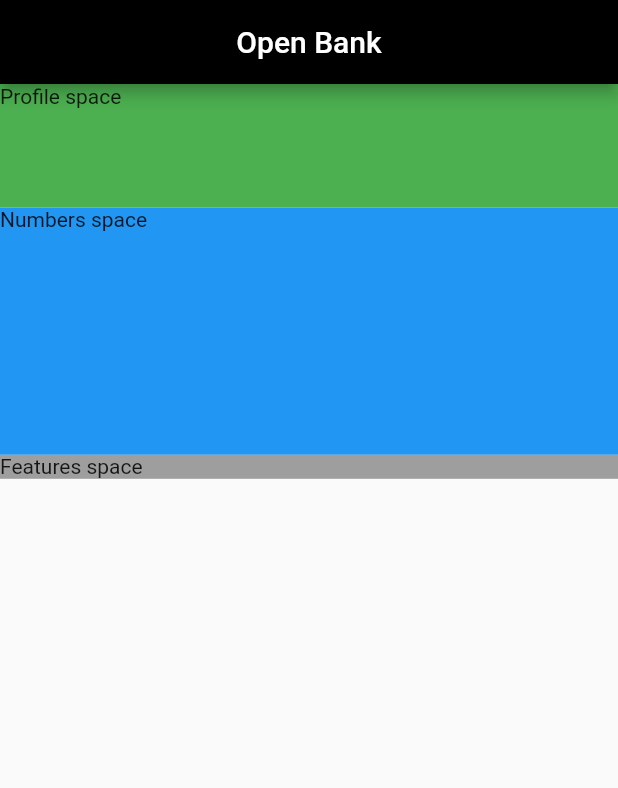
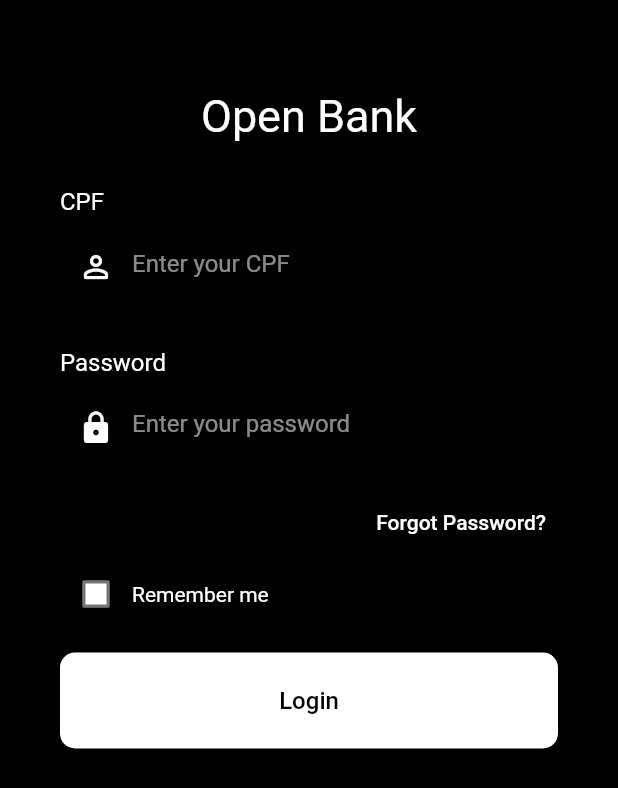
Before and after one commit to eduardoGo/oxebank, a Flutter app: the screen it shows after launch, on a phone screen of 412 x 824 dp. Shown: the top 788 px of the screen. Run offline on Flutter 3.47's test engine with Material 2 defaults, Android fonts, the light colour scheme and no system bars; Roboto replaces fonts that are missing (PT-Sans, PTSans).

Commit message:
login screen template is done

```diff
--- /dev/null
+++ b/lib/login/login_view.dart
@@ -0,0 +1,246 @@
+import 'package:flutter/cupertino.dart';
+import 'package:flutter/material.dart';
+
+class RememberBox extends StatefulWidget {
+  const RememberBox({Key? key}) : super(key: key);
+
+  @override
+  _RememberBoxState createState() => _RememberBoxState();
+}
+
+class _RememberBoxState extends State<RememberBox> {
+  bool? isChecked = false;
+
+  @override
+  Widget build(BuildContext context) {
+    return Row(
+      children: [
+        Checkbox(
+          value: isChecked,
+          onChanged: (value) {
+            setState(() {
+              isChecked = value;
+            });
+          },
+          checkColor: Colors.black,
+          fillColor: MaterialStateProperty.all(Colors.white),
+        ),
+        const Text(
+          'Remember me',
+          style: TextStyle(
+            fontFamily: 'PT-Sans',
+            fontSize: 14,
+            color: Colors.white,
+          ),
+        ),
+      ],
+    );
+  }
+}
+
+class LoginScreen extends StatefulWidget {
+  const LoginScreen({Key? key}) : super(key: key);
+
+  @override
+  State<LoginScreen> createState() => _LoginScreenState();
+}
+
+class _LoginScreenState extends State<LoginScreen> {
+  @override
+  Widget build(BuildContext context) {
+    return SafeArea(
+      child: Scaffold(
+        body: Container(
+          width: double.infinity,
+          height: double.infinity,
+          decoration: const BoxDecoration(
+            gradient: LinearGradient(
+              begin: Alignment.topCenter,
+              end: Alignment.bottomCenter,
+              colors: [
+                Colors.black,
+                Colors.black,
+              ],
+            ),
+          ),
+          child: SingleChildScrollView(
+            child: Padding(
+              padding: const EdgeInsets.symmetric(
+                horizontal: 40,
+              ).copyWith(top: 60),
+              child: Column(
+                children: [
+                  const Text(
+                    'Open Bank',
+                    style: TextStyle(
+                      fontFamily: 'PT-Sans',
+                      fontSize: 30,
+                      // fontWeight: FontWeight.bold,
+                      color: Colors.white,
+                    ),
+                  ),
+                  const SizedBox(height: 30),
+                  Container(
+                    alignment: Alignment.centerLeft,
+                    child: const Text(
+                      'CPF',
+                      style: TextStyle(
+                        fontFamily: 'PT-Sans',
+                        fontSize: 16,
+                        // fontWeight: FontWeight.bold,
+                        color: Colors.white,
+                      ),
+                    ),
+                  ),
+                  const SizedBox(height: 10),
+                  const InputField(
+                    hintText: 'Enter your CPF',
+                    obscureText: false,
+                    prefixedIcon: Icon(
+                      Icons.perm_identity_rounded,
+                      color: Colors.white,
+                    ),
+                  ),
+                  const SizedBox(height: 30),
+                  Container(
+                    alignment: Alignment.centerLeft,
+                    child: const Text(
+                      'Password',
+                      style: TextStyle(
+                        fontFamily: 'PT-Sans',
+                        fontSize: 16,
+                        // fontWeight: FontWeight.bold,
+                        color: Colors.white,
+                      ),
+                    ),
+                  ),
+                  const SizedBox(height: 10),
+                  const InputField(
+                    hintText: 'Enter your password',
+                    obscureText: true,
+                    prefixedIcon: Icon(Icons.lock, color: Colors.white),
+                  ),
+                  const SizedBox(height: 15),
+                  const ForgotPasswordButton(),
+                  const RememberBox(),
+                  const SizedBox(height: 15),
+                  const LoginButton(),
+                  const SizedBox(height: 20),
+                ],
+              ),
+            ),
+          ),
+        ),
+      ),
+    );
+  }
+}
+
+class LoginButton extends StatelessWidget {
+  const LoginButton({
+    Key? key,
+  }) : super(key: key);
+
+  @override
+  Widget build(BuildContext context) {
+    return SizedBox(
+      height: 64,
+      width: double.infinity,
+      child: ElevatedButton(
+        style: ButtonStyle(
+          backgroundColor: MaterialStateProperty.all(
+            Colors.white,
+          ),
+          elevation: MaterialStateProperty.all(6),
+          shape: MaterialStateProperty.all(
+            const RoundedRectangleBorder(
+              borderRadius: BorderRadius.all(
+                Radius.circular(10),
+              ),
+            ),
+          ),
+        ),
+        child: const Text(
+          'Login',
+          style: TextStyle(
+            fontFamily: 'PT-Sans',
+            fontSize: 16,
+            // fontWeight: FontWeight.bold,
+            color: Colors.black,
+          ),
+        ),
+        onPressed: () {},
+      ),
+    );
+  }
+}
+
+class ForgotPasswordButton extends StatelessWidget {
+  const ForgotPasswordButton({
+    Key? key,
+  }) : super(key: key);
+
+  @override
+  Widget build(BuildContext context) {
+    return Container(
+      alignment: Alignment.centerRight,
+      child: TextButton(
+        child: const Text(
+          'Forgot Password?',
+          style: TextStyle(
+            fontFamily: 'PT-Sans',
+            fontSize: 14,
+            color: Colors.white,
+          ),
+        ),
+        onPressed: () {},
+      ),
+    );
+  }
+}
+
+class InputField extends StatelessWidget {
+  const InputField({
+    Key? key,
+    required bool obscureText,
+    Widget? prefixedIcon,
+    String? hintText,
+    TextInputType inputType = TextInputType.number,
+  })  : _obscureText = obscureText,
+        _prefixedIcon = prefixedIcon,
+        _hintText = hintText,
+        _inputType = inputType,
+        super(key: key);
+
+  final bool _obscureText;
+  final Widget? _prefixedIcon;
+  final String? _hintText;
+  final TextInputType _inputType;
+
+  @override
+  Widget build(BuildContext context) {
+    return Material(
+      color: Colors.transparent,
+      elevation: 2,
+      child: TextField(
+        keyboardType: _inputType,
+        cursorColor: Colors.white,
+        cursorWidth: 2,
+        obscureText: _obscureText,
+        style: const TextStyle(color: Colors.white),
+        decoration: InputDecoration(
+          border: InputBorder.none,
+          filled: true,
+          fillColor: Colors.transparent,
+          prefixIcon: _prefixedIcon,
+          hintText: _hintText,
+          hintStyle: const TextStyle(
+            color: Colors.white54,
+            // fontWeight: FontWeight.bold,
+            fontFamily: 'PTSans',
+          ),
+        ),
+      ),
+    );
+  }
+}
--- a/lib/main.dart
+++ b/lib/main.dart
@@ -1,5 +1,6 @@
 import 'package:flutter/material.dart';
 import 'home/home_view.dart';
+import 'login/login_view.dart';
 
 void main() {
   runApp(const MyApp());
@@ -8,21 +9,11 @@ void main() {
 class MyApp extends StatelessWidget {
   const MyApp({Key? key}) : super(key: key);
 
-  // This widget is the root of your application.
   @override
   Widget build(BuildContext context) {
     return MaterialApp(
-      title: 'Flutter Demo',
+      title: 'Open bank',
       theme: ThemeData(
-        // This is the theme of your application.
-        //
-        // Try running your application with "flutter run". You'll see the
-        // application has a blue toolbar. Then, without quitting the app, try
-        // changing the primarySwatch below to Colors.green and then invoke
-        // "hot reload" (press "r" in the console where you ran "flutter run",
-        // or simply save your changes to "hot reload" in a Flutter IDE).
-        // Notice that the counter didn't reset back to zero; the application
-        // is not restarted.
         primarySwatch: MaterialColor(Colors.black.value, <int, Color>{
           50: const Color(0xFF000000),
           100: const Color(0xFF000000),
@@ -36,99 +27,15 @@ class MyApp extends StatelessWidget {
           900: const Color(0xFF000000),
         }),
       ),
-      home: Scaffold(
-        appBar: AppBar(
-          title: const Center(
-            child: Text('Open Bank'),
-          ),
-        ),
-        body: const HomeView(),
-      ),
+      // home: Scaffold(
+      //   appBar: AppBar(
+      //     title: const Center(
+      //       child: Text('Open Bank'),
+      //     ),
+      //   ),
+      //   body: const LoginScreen(),
+      // ),
+      home: const LoginScreen(),
     );
   }
 }
-
-class MyHomePage extends StatefulWidget {
-  const MyHomePage({Key? key, required this.title}) : super(key: key);
-
-  // This widget is the home page of your application. It is stateful, meaning
-  // that it has a State object (defined below) that contains fields that affect
-  // how it looks.
-
-  // This class is the configuration for the state. It holds the values (in this
-  // case the title) provided by the parent (in this case the App widget) and
-  // used by the build method of the State. Fields in a Widget subclass are
-  // always marked "final".
-
-  final String title;
-
-  @override
-  State<MyHomePage> createState() => _MyHomePageState();
-}
-
-class _MyHomePageState extends State<MyHomePage> {
-  int _counter = 0;
-
-  void _incrementCounter() {
-    setState(() {
-      // This call to setState tells the Flutter framework that something has
-      // changed in this State, which causes it to rerun the build method below
-      // so that the display can reflect the updated values. If we changed
-      // _counter without calling setState(), then the build method would not be
-      // called again, and so nothing would appear to happen.
-      _counter++;
-    });
-  }
-
-  @override
-  Widget build(BuildContext context) {
-    // This method is rerun every time setState is called, for instance as done
-    // by the _incrementCounter method above.
-    //
-    // The Flutter framework has been optimized to make rerunning build methods
-    // fast, so that you can just rebuild anything that needs updating rather
-    // than having to individually change instances of widgets.
-    return Scaffold(
-      appBar: AppBar(
-        // Here we take the value from the MyHomePage object that was created by
-        // the App.build method, and use it to set our appbar title.
-        title: Text(widget.title),
-      ),
-      body: Center(
-        // Center is a layout widget. It takes a single child and positions it
-        // in the middle of the parent.
-        child: Column(
-          // Column is also a layout widget. It takes a list of children and
-          // arranges them vertically. By default, it sizes itself to fit its
-          // children horizontally, and tries to be as tall as its parent.
-          //
-          // Invoke "debug painting" (press "p" in the console, choose the
-          // "Toggle Debug Paint" action from the Flutter Inspector in Android
-          // Studio, or the "Toggle Debug Paint" command in Visual Studio Code)
-          // to see the wireframe for each widget.
-          //
-          // Column has various properties to control how it sizes itself and
-          // how it positions its children. Here we use mainAxisAlignment to
-          // center the children vertically; the main axis here is the vertical
-          // axis because Columns are vertical (the cross axis would be
-          // horizontal).
-          mainAxisAlignment: MainAxisAlignment.center,
-          children: <Widget>[
-            const Text(
-              'You have pushed the button this many times:',
-            ),
-            Text(
-              '$_counter',
-              style: Theme.of(context).textTheme.headline4,
-            ),
-          ],
-        ),
-      ),
-      floatingActionButton: FloatingActionButton(
-        onPressed: _incrementCounter,
-        tooltip: 'Increment',
-        child: const Icon(Icons.add),
-      ), // This trailing comma makes auto-formatting nicer for build methods.
-    );
-  }
-}
```
Also changed, not shown: lib/login/login_controller.dart (added).
